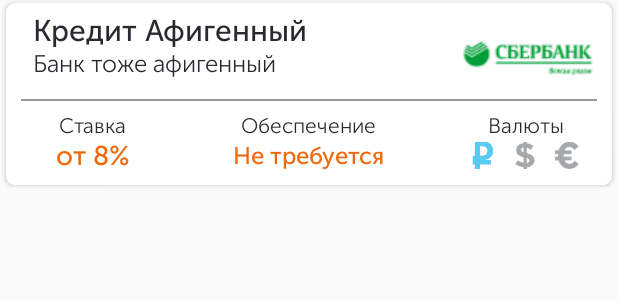
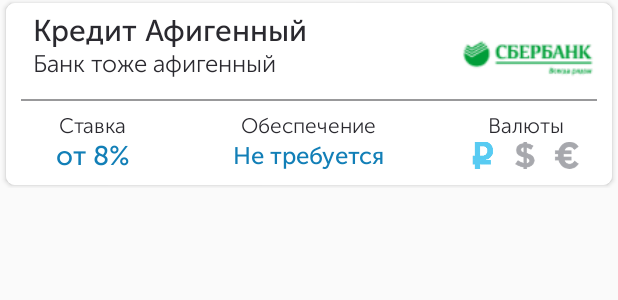
Before and after one commit to bios90/BankApp, an Android app: the layout item_credit.xml on its own in the app's theme, with its tools: preview values and no code run, on a phone screen of 412 x 824 dp. Shown: the top 300 px of the screen. Run offline under Robolectric (Android 15) with nearby library versions, the phone set to English and light mode, and no system bars; network calls fail; Roboto replaces fonts that are not available here.

Commit message:
blue colors maded

```diff
--- a/app/src/main/res/layout/item_credit.xml
+++ b/app/src/main/res/layout/item_credit.xml
@@ -132,7 +132,7 @@
                     android:layout_weight="2"
                     android:text="от 8%"
                     android:textAlignment="center"
-                    android:textColor="@color/miuiOrange"
+                    android:textColor="@color/orange"
                     android:textSize="18dp" />
 
                 <TextView
@@ -144,7 +144,7 @@
                     android:layout_weight="3"
                     android:text="Не требуется"
                     android:textAlignment="center"
-                    android:textColor="@color/miuiOrange"
+                    android:textColor="@color/orange"
                     android:textSize="16dp" />
                 <LinearLayout
                     android:layout_gravity="center"
```
